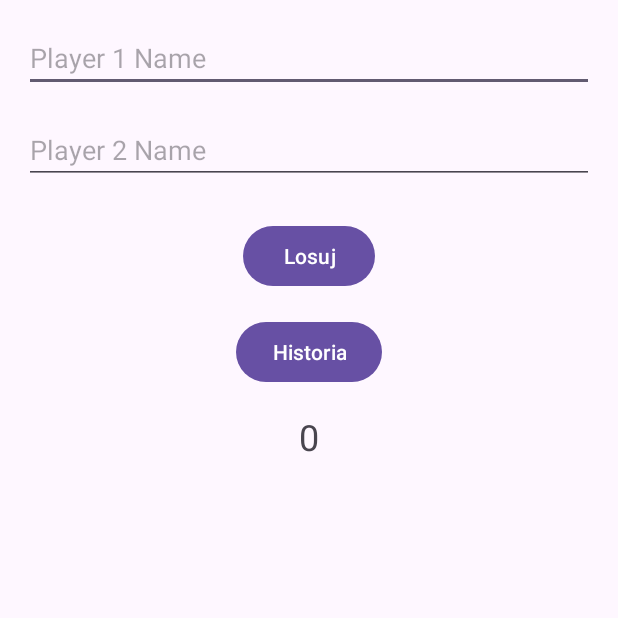
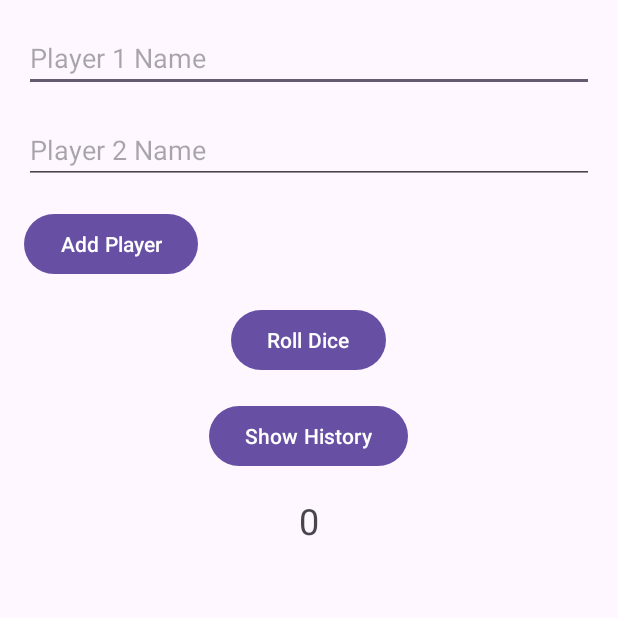
Before and after one commit to DarkBlade178/Rzut_kostka, an Android app: the screen it shows after launch (MainActivity), on a phone screen of 412 x 824 dp, the top half of it. Run offline under Robolectric (Android 15) with nearby library versions, the phone set to English and light mode, and no system bars.

Commit message:
add player

```diff
--- a/app/src/main/java/com/example/myapplication/DatabaseHelper.kt
+++ b/app/src/main/java/com/example/myapplication/DatabaseHelper.kt
@@ -54,6 +54,6 @@ class DatabaseHelper(context: Context) : SQLiteOpenHelper(context, DATABASE_NAME
         const val COLUMN_PLAYER = "Player"
         const val COLUMN_SCORE = "Score"
 
-        private const val CREATE_TABLE = "CREATE TABLE $TABLE_NAME ($COLUMN_ID INTEGER PRIMARY KEY, $COLUMN_PLAYER TEXT, $COLUMN_SCORE INTEGER, $COLUMN_TIMESTAMP DATETIME DEFAULT CURRENT_TIMESTAMP)"
+        private const val CREATE_TABLE = "CREATE TABLE $TABLE_NAME ($COLUMN_ID INTEGER PRIMARY KEY, $COLUMN_PLAYER TEXT, $COLUMN_SCORE INTEGER)"
     }
 }
--- a/app/src/main/java/com/example/myapplication/MainActivity.kt
+++ b/app/src/main/java/com/example/myapplication/MainActivity.kt
@@ -3,6 +3,7 @@ package com.example.myapplication
 import android.os.Bundle
 import android.widget.Button
 import android.widget.EditText
+import android.widget.ScrollView
 import android.widget.TextView
 import androidx.appcompat.app.AppCompatActivity
 import kotlin.random.Random
@@ -13,6 +14,7 @@ class MainActivity : AppCompatActivity() {
     private lateinit var resultTextView: TextView
     private lateinit var player1EditText: EditText
     private lateinit var player2EditText: EditText
+    private lateinit var historyTextView: TextView
 
     override fun onCreate(savedInstanceState: Bundle?) {
         super.onCreate(savedInstanceState)
@@ -22,12 +24,16 @@ class MainActivity : AppCompatActivity() {
         resultTextView = findViewById(R.id.resultTextView)
         player1EditText = findViewById(R.id.player1EditText)
         player2EditText = findViewById(R.id.player2EditText)
+        historyTextView = findViewById(R.id.historyTextView)
 
         val rollButton: Button = findViewById(R.id.rollButton)
         rollButton.setOnClickListener { playGame() }
 
         val showHistoryButton: Button = findViewById(R.id.showHistoryButton)
         showHistoryButton.setOnClickListener { showHistory() }
+
+        val addPlayerButton: Button = findViewById(R.id.addPlayerButton)
+        addPlayerButton.setOnClickListener { addPlayer() }
     }
 
     private fun playGame() {
@@ -56,7 +62,7 @@ class MainActivity : AppCompatActivity() {
     private fun showHistory() {
         val history = databaseManager.getAllResults()
         if (history.isEmpty()) {
-            resultTextView.text = "No game history available"
+            historyTextView.text = "No game history available"
             return
         }
 
@@ -64,7 +70,11 @@ class MainActivity : AppCompatActivity() {
         for (gameResult in history) {
             historyString.append("Player: ${gameResult.player}, Score: ${gameResult.score}\n")
         }
-        resultTextView.text = historyString.toString()
+        historyTextView.text = historyString.toString()
+    }
+
+    private fun addPlayer() {
+        // Tutaj możesz dodać kod obsługujący dodawanie nowego użytkownika
     }
 
     private fun rollDice(): Int {
--- a/app/src/main/res/layout/activity_main.xml
+++ b/app/src/main/res/layout/activity_main.xml
@@ -23,13 +23,22 @@
         android:layout_marginBottom="8dp"/>
 
     <Button
+        android:id="@+id/addPlayerButton"
+        android:layout_width="wrap_content"
+        android:layout_height="wrap_content"
+        android:text="Add Player"
+        android:layout_below="@id/player2EditText"
+        android:layout_marginTop="8dp"
+        android:onClick="addPlayer"/>
+
+    <Button
         android:id="@+id/rollButton"
         android:layout_width="wrap_content"
         android:layout_height="wrap_content"
-        android:layout_below="@id/player2EditText"
+        android:layout_below="@id/addPlayerButton"
         android:layout_centerHorizontal="true"
         android:layout_marginTop="16dp"
-        android:text="Losuj"/>
+        android:text="Roll Dice"/>
 
     <Button
         android:id="@+id/showHistoryButton"
@@ -38,7 +47,23 @@
         android:layout_below="@id/rollButton"
         android:layout_centerHorizontal="true"
         android:layout_marginTop="16dp"
-        android:text="Historia"/>
+        android:text="Show History"/>
+
+    <ScrollView
+        android:id="@+id/historyScrollView"
+        android:layout_width="match_parent"
+        android:layout_height="match_parent"
+        android:layout_below="@id/showHistoryButton"
+        android:layout_marginTop="16dp">
+
+        <TextView
+            android:id="@+id/historyTextView"
+            android:layout_width="wrap_content"
+            android:layout_height="wrap_content"
+            android:textSize="18sp"
+            android:padding="8dp"
+            android:textColor="@android:color/black"/>
+    </ScrollView>
 
     <TextView
         android:id="@+id/resultTextView"
```
